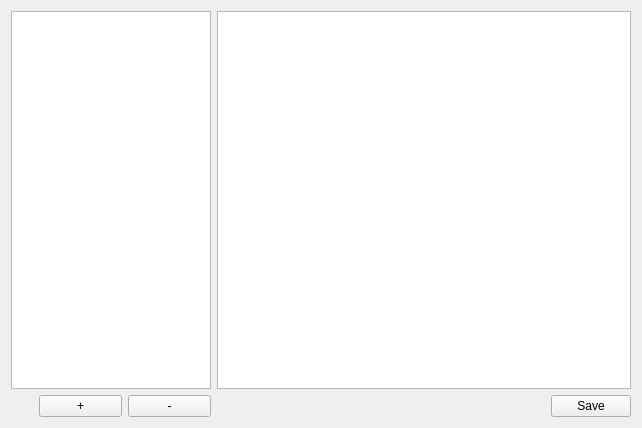
This is NeuroEdit/scriptswindow.ui in lucksus/neuro_edit as Qt 5 draws it before an edit. The edited form follows.
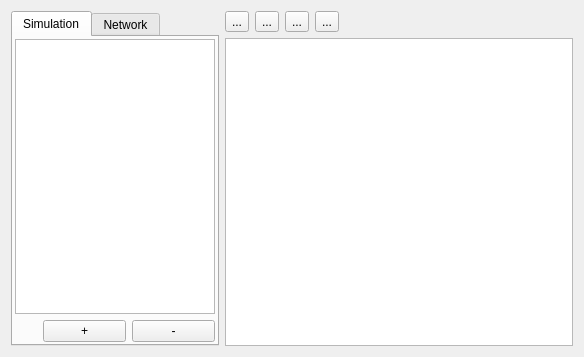
This is the edited form. Icons and pictures are not drawn.

What changed in the file:
```diff
--- a/NeuroEdit/scriptswindow.ui
+++ b/NeuroEdit/scriptswindow.ui
@@ -6,16 +6,93 @@
    <rect>
     <x>0</x>
     <y>0</y>
-    <width>642</width>
-    <height>428</height>
+    <width>584</width>
+    <height>357</height>
    </rect>
   </property>
   <property name="windowTitle">
    <string>Form</string>
   </property>
+  <layout class="QGridLayout" name="gridLayout">
+   <item row="0" column="0" rowspan="2">
+    <widget class="QTabWidget" name="tabWidget">
+     <property name="sizePolicy">
+      <sizepolicy hsizetype="Preferred" vsizetype="Expanding">
+       <horstretch>0</horstretch>
+       <verstretch>0</verstretch>
+      </sizepolicy>
+     </property>
+     <property name="currentIndex">
+      <number>0</number>
+     </property>
+     <widget class="QWidget" name="tab">
+      <attribute name="title">
+       <string>Simulation</string>
+      </attribute>
+      <layout class="QVBoxLayout" name="verticalLayout_3">
+       <property name="margin">
+        <number>2</number>
+       </property>
+       <item>
+        <widget class="QListView" name="simulationScriptsList">
+         <property name="sizePolicy">
+          <sizepolicy hsizetype="Maximum" vsizetype="Expanding">
+           <horstretch>0</horstretch>
+           <verstretch>0</verstretch>
+          </sizepolicy>
+         </property>
+         <property name="maximumSize">
+          <size>
+           <width>200</width>
+           <height>16777215</height>
+          </size>
+         </property>
+        </widget>
+       </item>
+       <item>
   <layout class="QHBoxLayout" name="horizontalLayout_3">
    <item>
+          <spacer name="horizontalSpacer_3">
+           <property name="orientation">
+            <enum>Qt::Horizontal</enum>
+           </property>
+           <property name="sizeType">
+            <enum>QSizePolicy::Preferred</enum>
+           </property>
+           <property name="sizeHint" stdset="0">
+            <size>
+             <width>28</width>
+             <height>20</height>
+            </size>
+           </property>
+          </spacer>
+         </item>
+         <item>
+          <widget class="QPushButton" name="simulationPlusButton">
+           <property name="text">
+            <string>+</string>
+           </property>
+          </widget>
+         </item>
+         <item>
+          <widget class="QPushButton" name="simulationMinusButton">
+           <property name="text">
+            <string>-</string>
+           </property>
+          </widget>
+         </item>
+        </layout>
+       </item>
+      </layout>
+     </widget>
+     <widget class="QWidget" name="tab_2">
+      <attribute name="title">
+       <string>Network</string>
+      </attribute>
     <layout class="QVBoxLayout" name="verticalLayout">
+       <property name="margin">
+        <number>2</number>
+       </property>
      <item>
       <widget class="QListView" name="listView">
        <property name="sizePolicy">
@@ -67,21 +144,55 @@
       </layout>
      </item>
     </layout>
-   </item>
-   <item>
-    <layout class="QVBoxLayout" name="verticalLayout_2">
-     <item>
-      <widget class="QTextEdit" name="textEdit">
-       <property name="sizePolicy">
-        <sizepolicy hsizetype="Expanding" vsizetype="Expanding">
-         <horstretch>0</horstretch>
-         <verstretch>0</verstretch>
-        </sizepolicy>
-       </property>
-      </widget>
-     </item>
-     <item>
+     </widget>
+    </widget>
+   </item>
+   <item row="0" column="1">
       <layout class="QHBoxLayout" name="horizontalLayout_2">
+     <item>
+      <widget class="QToolButton" name="loadButton">
+       <property name="text">
+        <string>...</string>
+       </property>
+       <property name="icon">
+        <iconset resource="icons.qrc">
+         <normaloff>:/icons/Resources/load.png</normaloff>:/icons/Resources/load.png</iconset>
+       </property>
+      </widget>
+     </item>
+     <item>
+      <widget class="QToolButton" name="saveButton">
+       <property name="text">
+        <string>...</string>
+       </property>
+       <property name="icon">
+        <iconset resource="icons.qrc">
+         <normaloff>:/icons/Resources/save.png</normaloff>:/icons/Resources/save.png</iconset>
+       </property>
+      </widget>
+     </item>
+     <item>
+      <widget class="QToolButton" name="playButton">
+       <property name="text">
+        <string>...</string>
+       </property>
+       <property name="icon">
+        <iconset resource="icons.qrc">
+         <normaloff>:/icons/Resources/play.png</normaloff>:/icons/Resources/play.png</iconset>
+       </property>
+      </widget>
+     </item>
+     <item>
+      <widget class="QToolButton" name="pauseButton">
+       <property name="text">
+        <string>...</string>
+       </property>
+       <property name="icon">
+        <iconset resource="icons.qrc">
+         <normaloff>:/icons/Resources/pause.png</normaloff>:/icons/Resources/pause.png</iconset>
+       </property>
+      </widget>
+     </item>
        <item>
         <spacer name="horizontalSpacer_2">
          <property name="orientation">
@@ -95,18 +206,19 @@
          </property>
         </spacer>
        </item>
-       <item>
-        <widget class="QPushButton" name="saveButton">
-         <property name="text">
-          <string>Save</string>
+    </layout>
+   </item>
+   <item row="1" column="1">
+    <widget class="QTextEdit" name="textEdit">
+     <property name="sizePolicy">
+      <sizepolicy hsizetype="Expanding" vsizetype="Expanding">
+       <horstretch>0</horstretch>
+       <verstretch>0</verstretch>
+      </sizepolicy>
          </property>
         </widget>
        </item>
       </layout>
-     </item>
-    </layout>
-   </item>
-  </layout>
  </widget>
  <resources/>
  <connections/>
```
Left out of the diff: 10 changed lines with no effect on the pictures. Lines whose indentation alone changed are shown as unchanged.
